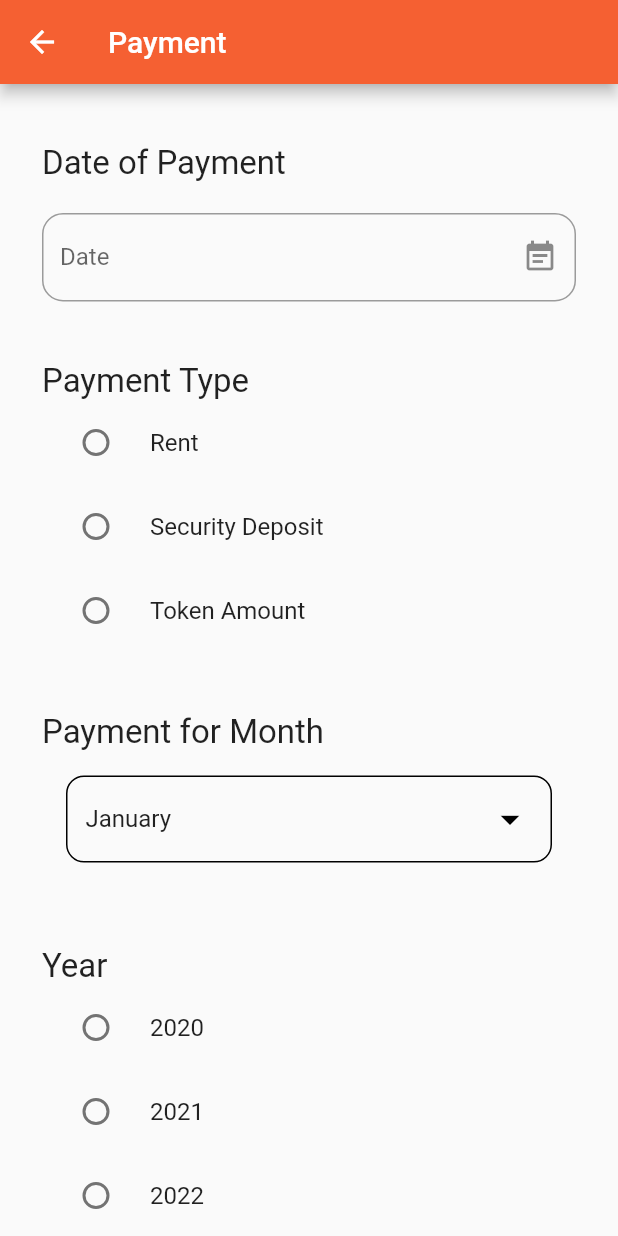
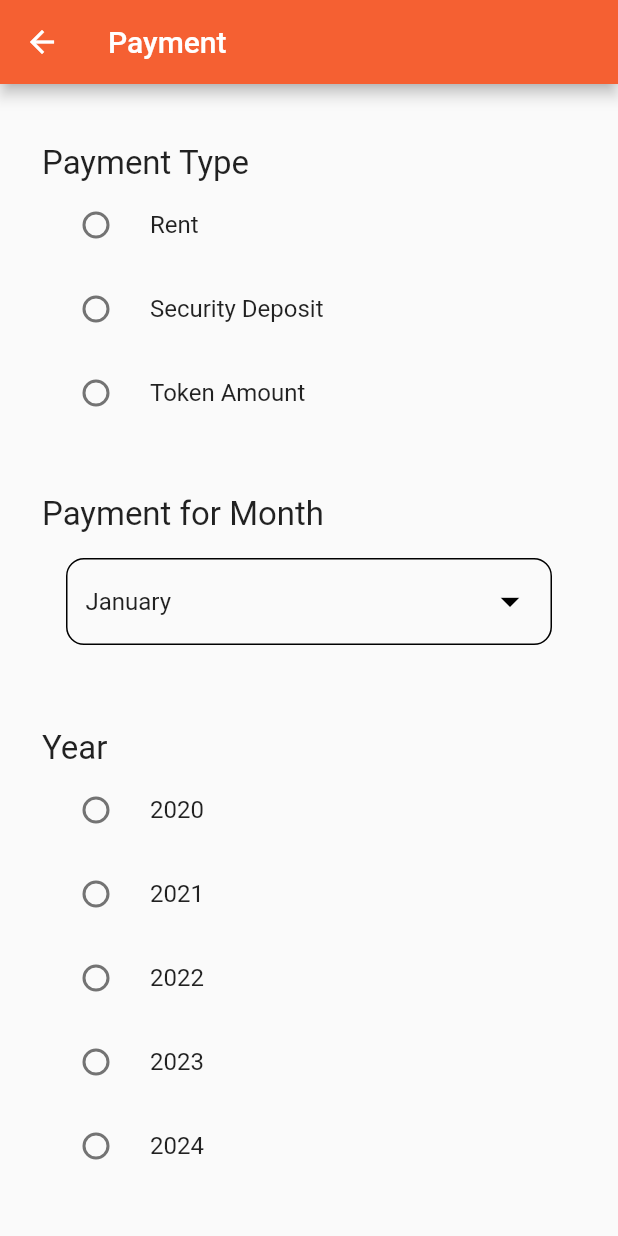
Before and after one commit to jaggadas/La-Mita-s, a Flutter app: the Payment screen opened by its route, on a phone screen of 412 x 824 dp. Run offline on Flutter 3.47's test engine with Material 2 defaults, Android fonts, the light colour scheme and no system bars; drawn by our look-alikes of date_field; our stand-ins replace cloud_firestore, firebase_auth, firebase_core, firebase_storage, flutter_markdown, fluttertoast and 4 more; missing offline and left inert: cloud_firestore_web, dart:html, dart:js, firebase_auth_web, firebase_core_web, firebase_storage_web and 2 more; accounts and stored records are empty.

Commit message:
made changes

```diff
--- a/lib/pages/home.dart
+++ b/lib/pages/home.dart
@@ -50,10 +50,10 @@
                   color: Colors.white,
                 )),
             IconButton(
-                onPressed: () => Navigator.pushNamed(context, MyRoutes.paymentRoute),
+                onPressed: () {},
                 icon: const Icon(
-                  Icons.payment_sharp,
-                  size: 35,
+                  Icons.chat,
+                  size: 30,
                   color: Colors.white,
                 )),
             IconButton(
--- a/lib/pages/payment_page.dart
+++ b/lib/pages/payment_page.dart
@@ -8,6 +8,7 @@
 import 'package:la_mita/utils/Constants.dart';
 import 'package:date_field/date_field.dart';
 import 'package:flutter/services.dart';
+import 'package:intl/intl.dart';
 
 class Payment extends StatefulWidget {
   const Payment({Key? key}) : super(key: key);
@@ -40,7 +41,7 @@
   var _result;
   var _result1;
   var _result2;
-  String date='';
+
   String paymentType='';
   String paymentMonth='January';
   String year='';
@@ -55,10 +56,8 @@
   bool changeButton = true;
   String dropdownValue = 'January';
   validateForm(){
-    if(date==''){
-      FlutterToastService().showToast('Please Enter Valid Date');
-      return false;}
-    else if(paymentType==''){
+
+    if(paymentType==''){
       FlutterToastService().showToast('Please Enter Valid Payment Type');
       return false;}
     else if(paymentMonth==''){
@@ -101,33 +100,6 @@
           padding: EdgeInsets.symmetric(horizontal: 28, vertical: 40),
           child:
               Column(crossAxisAlignment: CrossAxisAlignment.start, children: [
-            const Text('Date of Payment', style: TextStyle(fontSize: 22)),
-
-            SizedBox(height: 20),
-
-                DateTimeFormField(
-
-                  initialDate: DateTime.now(),
-                  decoration: InputDecoration(
-                    hintStyle: TextStyle(color: MyTheme.orange2),
-                    errorStyle: TextStyle(color: Colors.redAccent),
-                    border: OutlineInputBorder( borderSide: BorderSide(color: Colors.black, width: 1.0),
-                      borderRadius: BorderRadius.all(Radius.circular(14)),),
-                    suffixIcon: Icon(Icons.event_note),
-                    labelText: 'Date',
-                  ),
-
-                  mode: DateTimeFieldPickerMode.date,
-
-                  autovalidateMode: AutovalidateMode.always,
-                  validator: (e) => (e?.day ?? 0) == 1 ? 'Please not the first day' : null,
-                  onDateSelected: (DateTime value) {
-                    date=value.toString().split(' ')[0];
-                  },
-                ),
-            SizedBox(
-              height: 40,
-            ),
 
             // ListTile(
             // title:
@@ -420,6 +392,9 @@
                 foregroundColor: MaterialStateProperty.all<Color>(Colors.white),
               ),
               onPressed: () async{
+                var now = new DateTime.now();
+                var formatter = new DateFormat('yyyy-MM-dd');
+                String date = formatter.format(now);
 
                 if (validateForm()){
                 await FirebaseService().sendPaymentForVerification(date, paymentType, paymentMonth, year, paymentMode, paymentAmount, paymentRemarks, authId, context);
```
Also changed, not shown: lib/pages/payment_details_page.dart (+47 -11 lines), lib/pages/widgets/verified_stream.dart (+19 -6 lines).
